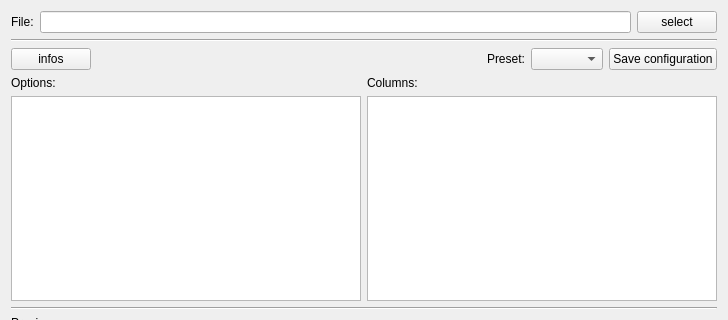
Before: the Qt Designer form src/data_import/csv_config_widget.ui in KindVador/PlottingApp, drawn with Qt 5; both pictures show x 0 to 728 and y 0 to 320 of the 728 by 600 pixel window.
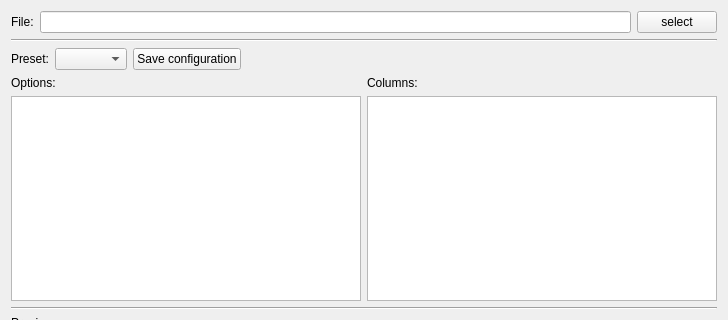
After: the same form once the commit is applied.

Commit message:
remove infos button
Remove infos button which was not used. The description of all the options available will be performed in the documentation.

Diff of the .ui file:
```diff
--- a/src/data_import/csv_config_widget.ui
+++ b/src/data_import/csv_config_widget.ui
@@ -45,9 +45,19 @@
    <item>
     <layout class="QHBoxLayout" name="infos_preset_layout">
      <item>
-      <widget class="QPushButton" name="infos_button">
+      <widget class="QLabel" name="preset_label">
        <property name="text">
-        <string>infos</string>
+        <string>Preset:</string>
+       </property>
+      </widget>
+     </item>
+     <item>
+      <widget class="QComboBox" name="preset_cbox"/>
+     </item>
+     <item>
+      <widget class="QPushButton" name="save_cfg_button">
+       <property name="text">
+        <string>Save configuration</string>
        </property>
       </widget>
      </item>
@@ -64,23 +74,6 @@
        </property>
       </spacer>
      </item>
-     <item>
-      <widget class="QLabel" name="preset_label">
-       <property name="text">
-        <string>Preset:</string>
-       </property>
-      </widget>
-     </item>
-     <item>
-      <widget class="QComboBox" name="preset_cbox"/>
-     </item>
-     <item>
-      <widget class="QPushButton" name="save_cfg_button">
-       <property name="text">
-        <string>Save configuration</string>
-       </property>
-      </widget>
-     </item>
     </layout>
    </item>
    <item>
```
The commit also changes 1 other file.
